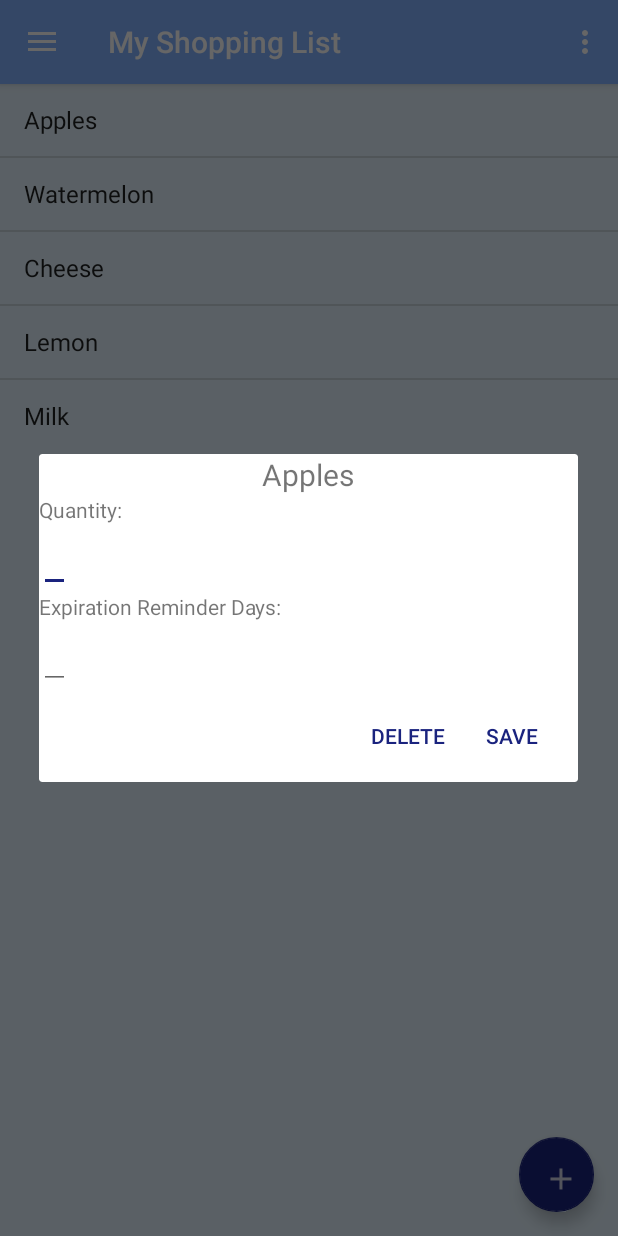
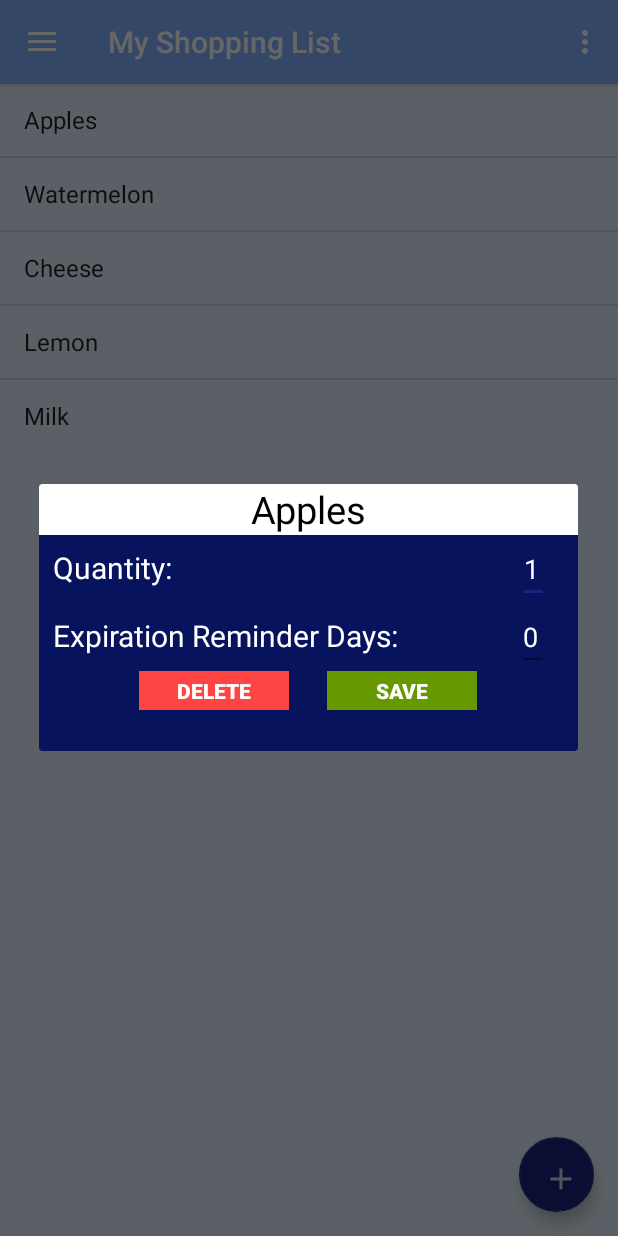
Before and after one commit to mkazachkova/GroceryHelper, an Android app: the screen it shows after launch (MainActivity), after a tap on "Apples", on a phone screen of 412 x 824 dp. Run offline under Robolectric (Android 15) with nearby library versions, the phone set to English and light mode, and no system bars; libraries missing offline, so code that uses them is left out: android.test.

Commit message:
dialog for item done; colors subject to change

```diff
--- a/Grocery/app/src/main/java/com/example/grocery/ItemListFragment.java
+++ b/Grocery/app/src/main/java/com/example/grocery/ItemListFragment.java
@@ -2,6 +2,7 @@ package com.example.grocery;
 
 
 import android.content.DialogInterface;
+import android.graphics.Color;
 import android.os.Bundle;
 import android.support.v4.app.Fragment;
 import android.test.AndroidTestRunner;
@@ -11,6 +12,7 @@ import android.view.LayoutInflater;
 import android.view.View;
 import android.view.ViewGroup;
 import android.widget.ArrayAdapter;
+import android.widget.Button;
 import android.widget.ListView;
 import android.widget.AdapterView;
 import android.app.AlertDialog;
@@ -55,25 +57,31 @@ public class ItemListFragment extends Fragment {
                 TextView title = new TextView(getActivity());
                 title.setText("Apples");
                 title.setGravity(Gravity.CENTER);
-                title.setTextSize(20);
+                title.setTextSize(25);
+                title.setTextColor(Color.BLACK);
+
 
                 dialogBuilder.setCustomTitle(title);
 
 
                 //dialogBuilder.setMessage("Enter text below");
 
-                dialogBuilder.setPositiveButton("Save", new DialogInterface.OnClickListener() {
-                    public void onClick(DialogInterface dialog, int whichButton) {
+              //  dialogBuilder.setPositiveButton("Save", new DialogInterface.OnClickListener() {
+                 //   public void onClick(DialogInterface dialog, int whichButton) {
                         //do something with edt.getText().toString();
-                    }
-                });
-                dialogBuilder.setNegativeButton("Delete", new DialogInterface.OnClickListener() {
-                    public void onClick(DialogInterface dialog, int whichButton) {
+              //      }
+              //  });
+               // dialogBuilder.setNegativeButton("Delete", new DialogInterface.OnClickListener() {
+                //    public void onClick(DialogInterface dialog, int whichButton) {
                         //pass
-                    }
-                });
+               //     }
+              //  });
                 AlertDialog b = dialogBuilder.create();
                 b.show();
+             //   Button nbutton = b.getButton(DialogInterface.BUTTON_NEGATIVE);
+             //   nbutton.setBackgroundColor(Color.RED);
+             //   Button pbutton = b.getButton(DialogInterface.BUTTON_POSITIVE);
+             //   pbutton.setBackgroundColor(Color.GREEN);
             }
         });
 
--- a/Grocery/app/src/main/res/layout/custom_dialogue.xml
+++ b/Grocery/app/src/main/res/layout/custom_dialogue.xml
@@ -1,31 +1,106 @@
 <?xml version="1.0" encoding="utf-8"?>
 <LinearLayout xmlns:android="http://schemas.android.com/apk/res/android"
     android:orientation="vertical" android:layout_width="match_parent"
-    android:layout_height="match_parent">
+    android:layout_height="match_parent"
+    android:background="#07135c">
+
+    <LinearLayout
+        android:layout_width="match_parent"
+        android:layout_height="wrap_content"
+        android:orientation="horizontal"
+        android:weightSum="1">
 
         <TextView
-        android:text="Quantity:"
-        android:layout_width="match_parent"
+            android:id="@+id/textView"
+            android:layout_width="244dp"
             android:layout_height="wrap_content"
-        android:id="@+id/textView" />
+            android:layout_weight="0.80"
+            android:text="  Quantity:"
+            android:textColor="@android:color/white"
+            android:textSize="20sp" />
 
         <EditText
             android:id="@+id/edit1"
             android:layout_width="wrap_content"
             android:layout_height="wrap_content"
-        android:inputType="number" />
+            android:inputType="number"
+            android:text="1"
+            android:textColor="@android:color/white"
+            android:textSize="18sp" /> />
 
 
+    </LinearLayout>
+
+
+    <LinearLayout xmlns:android="http://schemas.android.com/apk/res/android"
+        android:orientation="horizontal" android:layout_width="match_parent"
+        android:layout_height="wrap_content"
+        android:weightSum="1">
+
         <TextView
-        android:text="Expiration Reminder Days:"
-        android:layout_width="match_parent"
+            android:id="@+id/textView2"
+            android:layout_width="wrap_content"
             android:layout_height="wrap_content"
-        android:id="@+id/textView2" />
+            android:layout_weight="0.80"
+            android:text="  Expiration Reminder Days:"
+            android:textColor="@android:color/white"
+            android:textSize="20sp" />
 
         <EditText
             android:id="@+id/edit2"
             android:layout_width="wrap_content"
             android:layout_height="wrap_content"
-        android:inputType="number" />
+            android:inputType="number"
+            android:text="0"
+            android:textColor="@android:color/white"
+            android:textSize="18sp" />
 
     </LinearLayout>
+
+    <LinearLayout
+        android:layout_width="wrap_content"
+        android:layout_height="wrap_content"
+        android:layout_gravity="center"
+        android:orientation="horizontal">
+
+        <Button
+            android:id="@+id/btn_yes"
+            android:layout_width="100dp"
+            android:layout_height="26dp"
+            android:background="@android:color/holo_red_light"
+            android:clickable="true"
+            android:text="Delete"
+            android:textColor="@android:color/white"
+            android:textStyle="bold" />
+
+        <Button
+            android:id="@+id/btn_no"
+            android:layout_width="100dp"
+            android:layout_height="26dp"
+            android:layout_marginLeft="25dp"
+            android:background="@android:color/holo_green_dark"
+            android:clickable="true"
+            android:text="Save"
+            android:textColor="@android:color/white"
+            android:textStyle="bold" />
+    </LinearLayout>
+
+
+    <LinearLayout
+        android:layout_width="wrap_content"
+        android:layout_height="wrap_content"
+        android:layout_gravity="center"
+        android:orientation="horizontal">
+
+        <TextView
+            android:id="@+id/textView3"
+            android:layout_width="wrap_content"
+            android:layout_height="wrap_content"
+            android:layout_weight="0.83"
+            android:text=""
+            android:textColor="@android:color/black"
+            android:textSize="20sp" />
+
+    </LinearLayout>
+
+</LinearLayout>
--- a/Grocery/app/src/main/res/values/styles.xml
+++ b/Grocery/app/src/main/res/values/styles.xml
@@ -1,7 +1,7 @@
 <resources>
 
     <!-- Base application theme. -->
-    <style name="AppTheme" parent="Theme.AppCompat.Light.DarkActionBar">
+    <style name="AppTheme" parent= "Theme.AppCompat.Light.DarkActionBar">
         <!-- Customize your theme here. -->
         <item name="colorPrimary">@color/colorPrimary</item>
         <item name="colorPrimaryDark">@color/colorPrimaryDark</item>
```
Lines whose indentation alone changed are shown as unchanged.
